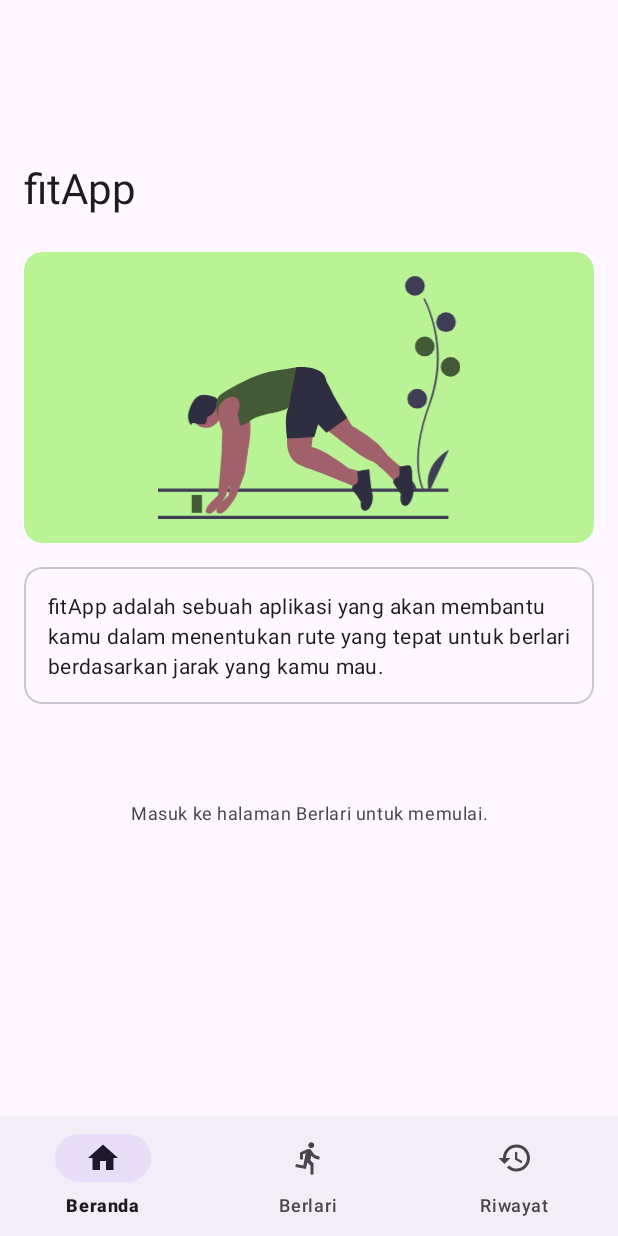
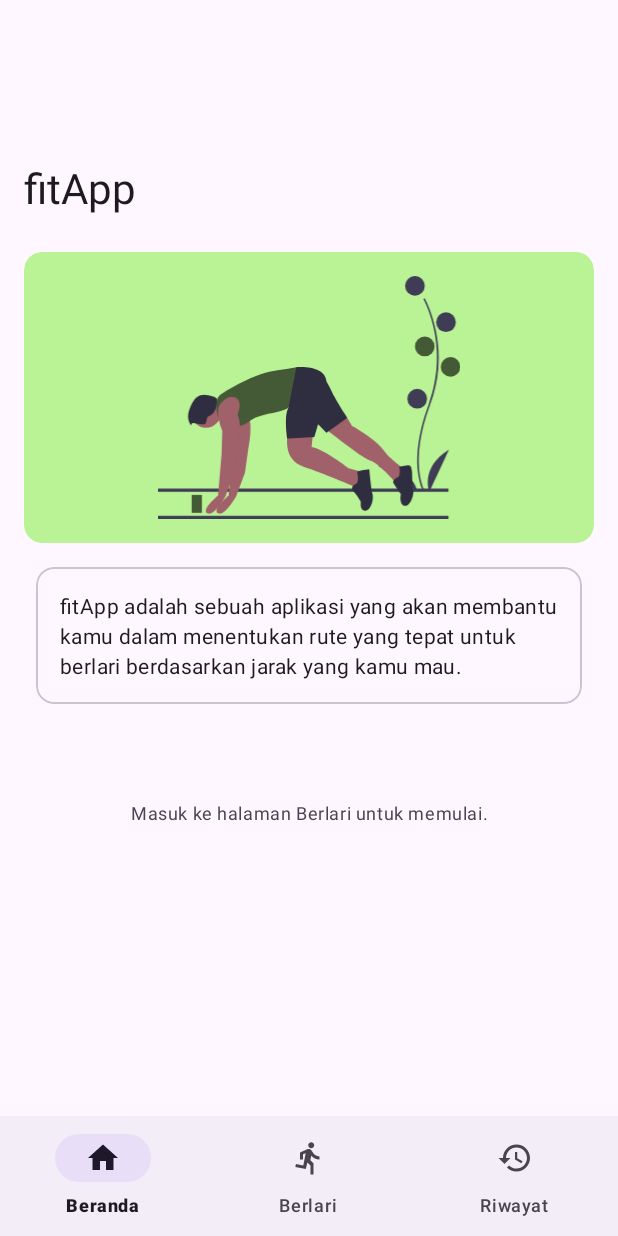
Before and after one commit to maruffirdaus/fitapp, an Android app: the HomeFragment screen opened directly, with no data from a screen before it, on a phone screen of 412 x 824 dp. Run offline under Robolectric (Android 15) with nearby library versions, the phone set to English and light mode, and no system bars; our stand-ins replace navigation-ui.

Commit message:
fix interface; display history in descending format

```diff
--- a/app/src/main/java/dev/maruffirdaus/fitapp/ui/findroute/FindRouteActivity.kt
+++ b/app/src/main/java/dev/maruffirdaus/fitapp/ui/findroute/FindRouteActivity.kt
@@ -110,7 +110,7 @@ class FindRouteActivity : AppCompatActivity() {
                     } else {
                         Integer.parseInt(distanceEditText.text.toString())
                     }
-                    if (distance in 150..3000) {
+                    if (distance in 150..2850) {
                         val algorithm = if (backtracking.isChecked) {
                             0
                         } else {
@@ -121,7 +121,7 @@ class FindRouteActivity : AppCompatActivity() {
                         setResult(SUCCESS, resultIntent)
                         finish()
                     } else {
-                        distanceTextInput.error = "Jarak harus berada pada rentang 150-3000 m"
+                        distanceTextInput.error = "Jarak harus berada pada rentang 150-2850 m"
                         MaterialAlertDialogBuilder(this@FindRouteActivity)
                             .setTitle("Jarak tidak sesuai")
                             .setMessage("Jarak harus berada pada rentang 150-2850 m.")
--- a/app/src/main/java/dev/maruffirdaus/fitapp/ui/main/MainViewModel.kt
+++ b/app/src/main/java/dev/maruffirdaus/fitapp/ui/main/MainViewModel.kt
@@ -100,7 +100,7 @@ class MainViewModel : ViewModel() {
 
     fun addNewHistory(history: History) {
         if (this.history.size < 6) {
-            this.history += history
+            this.history = listOf(history) + this.history
         } else {
             this.history = listOf(history)
         }
--- a/app/src/main/res/layout/fragment_history.xml
+++ b/app/src/main/res/layout/fragment_history.xml
@@ -42,7 +42,7 @@
         android:layout_height="match_parent"
         android:gravity="center"
         android:text="@string/no_history_yet"
-        android:textAppearance="@style/TextAppearance.Material3.BodyLarge"
+        android:textAppearance="@style/TextAppearance.Material3.BodyMedium"
         android:textColor="?attr/colorOnSurfaceVariant"
         android:visibility="gone" />
 </androidx.coordinatorlayout.widget.CoordinatorLayout>
--- a/app/src/main/res/layout/fragment_home.xml
+++ b/app/src/main/res/layout/fragment_home.xml
@@ -63,9 +63,9 @@
                 android:id="@+id/materialCardView"
                 android:layout_width="0dp"
                 android:layout_height="wrap_content"
-                android:layout_marginStart="16dp"
+                android:layout_marginStart="24dp"
                 android:layout_marginTop="16dp"
-                android:layout_marginEnd="16dp"
+                android:layout_marginEnd="24dp"
                 app:layout_constraintEnd_toEndOf="parent"
                 app:layout_constraintStart_toStartOf="parent"
                 app:layout_constraintTop_toBottomOf="@+id/imageCard">
```
